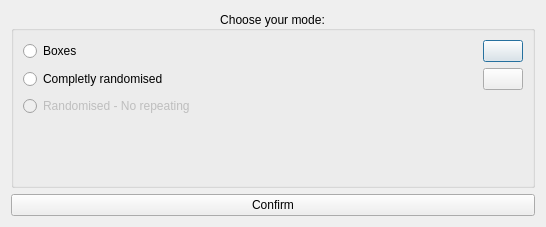
Before: the Qt Designer form cardView/modeOptions.ui in Szybet/sanki, drawn with Qt 5.
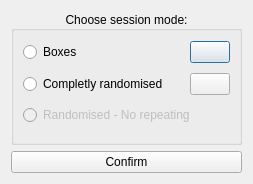
After: the same form once the commit is applied. Icons and pictures are not drawn.

The edit to the form file:
```diff
--- a/cardView/modeOptions.ui
+++ b/cardView/modeOptions.ui
@@ -6,8 +6,8 @@
    <rect>
     <x>0</x>
     <y>0</y>
-    <width>546</width>
-    <height>227</height>
+    <width>253</width>
+    <height>184</height>
    </rect>
   </property>
   <property name="sizePolicy">
@@ -34,7 +34,7 @@
         <enum>Qt::LeftToRight</enum>
        </property>
        <property name="title">
-        <string>Choose your mode:</string>
+        <string>Choose session mode:</string>
        </property>
        <property name="alignment">
         <set>Qt::AlignCenter</set>
@@ -43,8 +43,17 @@
         <bool>false</bool>
        </property>
        <layout class="QVBoxLayout" name="verticalLayout_2">
+        <property name="spacing">
+         <number>10</number>
+        </property>
+        <property name="topMargin">
+         <number>10</number>
+        </property>
         <item>
          <layout class="QHBoxLayout" name="horizontalLayout">
+          <property name="spacing">
+           <number>15</number>
+          </property>
           <item>
            <widget class="QRadioButton" name="ButtonBoxes">
             <property name="text">
@@ -73,6 +82,9 @@
         </item>
         <item>
          <layout class="QHBoxLayout" name="horizontalLayout_2">
+          <property name="spacing">
+           <number>15</number>
+          </property>
           <item>
            <widget class="QRadioButton" name="ButtonCRandom">
             <property name="text">
@@ -119,8 +131,8 @@
           </property>
           <property name="sizeHint" stdset="0">
            <size>
-            <width>20</width>
-            <height>40</height>
+            <width>0</width>
+            <height>0</height>
            </size>
           </property>
          </spacer>
```
Left out of the diff: 1 changed line with no effect on the pictures.
